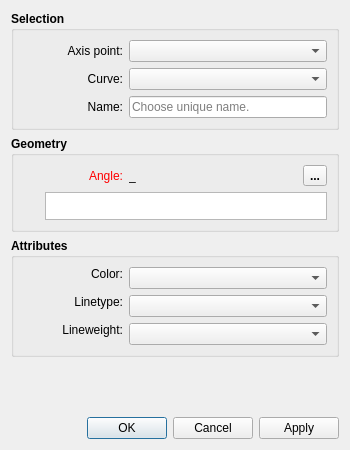
Before: the Qt Designer form src/libs/vtools/dialogs/tools/dialogcurveintersectaxis.ui in FashionFreedom/Seamly2D, drawn with Qt 5.
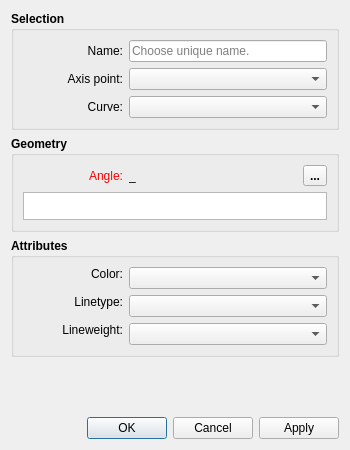
After: the same form once the commit is applied. Icons and pictures are not drawn. Custom widgets are drawn as their Qt base class.

Patch:
```diff
--- a/src/libs/vtools/dialogs/tools/dialogcurveintersectaxis.ui
+++ b/src/libs/vtools/dialogs/tools/dialogcurveintersectaxis.ui
@@ -41,13 +41,8 @@
      <property name="title">
       <string>Selection</string>
      </property>
-     <layout class="QVBoxLayout" name="verticalLayout_2">
-      <item>
        <layout class="QFormLayout" name="formLayout">
-        <property name="labelAlignment">
-         <set>Qt::AlignRight|Qt::AlignTrailing|Qt::AlignVCenter</set>
-        </property>
-        <item row="0" column="0">
+      <item row="3" column="0">
          <widget class="QLabel" name="axisPoint_Label">
           <property name="sizePolicy">
            <sizepolicy hsizetype="Preferred" vsizetype="Preferred">
@@ -75,7 +70,7 @@
           </property>
          </widget>
         </item>
-        <item row="0" column="1">
+      <item row="3" column="1">
          <widget class="QComboBox" name="axisPoint_ComboBox">
           <property name="sizePolicy">
            <sizepolicy hsizetype="Expanding" vsizetype="Fixed">
@@ -100,7 +95,7 @@
           </property>
          </widget>
         </item>
-        <item row="1" column="0">
+      <item row="4" column="0">
          <widget class="QLabel" name="curve_Label">
           <property name="sizePolicy">
            <sizepolicy hsizetype="Preferred" vsizetype="Preferred">
@@ -128,7 +123,7 @@
           </property>
          </widget>
         </item>
-        <item row="1" column="1">
+      <item row="4" column="1">
          <widget class="QComboBox" name="curve_ComboBox">
           <property name="sizePolicy">
            <sizepolicy hsizetype="Expanding" vsizetype="Fixed">
@@ -207,8 +202,6 @@
          </widget>
         </item>
        </layout>
-      </item>
-     </layout>
     </widget>
    </item>
    <item>
@@ -360,38 +353,7 @@
        </layout>
       </item>
       <item>
-       <layout class="QHBoxLayout" name="horizontalLayout">
-        <item>
-         <widget class="QPushButton" name="growLengthAngle_PushButton">
-          <property name="maximumSize">
-           <size>
-            <width>16</width>
-            <height>16</height>
-           </size>
-          </property>
-          <property name="toolTip">
-           <string>&lt;html&gt;&lt;head/&gt;&lt;body&gt;&lt;p&gt;Show full calculation in message box&lt;/p&gt;&lt;/body&gt;&lt;/html&gt;</string>
-          </property>
-          <property name="text">
-           <string notr="true"/>
-          </property>
-          <property name="icon">
-           <iconset theme="go-down">
-            <normaloff>.</normaloff>.</iconset>
-          </property>
-          <property name="iconSize">
-           <size>
-            <width>16</width>
-            <height>16</height>
-           </size>
-          </property>
-          <property name="flat">
-           <bool>true</bool>
-          </property>
-         </widget>
-        </item>
-        <item>
-         <widget class="QPlainTextEdit" name="plainTextEditFormula">
+       <widget class="ExpandingTextEdit" name="plainTextEditFormula">
           <property name="sizePolicy">
            <sizepolicy hsizetype="Expanding" vsizetype="Preferred">
             <horstretch>0</horstretch>
@@ -420,11 +382,9 @@
            <bool>true</bool>
           </property>
           <property name="lineWrapMode">
-           <enum>QPlainTextEdit::NoWrap</enum>
-          </property>
-         </widget>
-        </item>
-       </layout>
+         <enum>QPlainTextEdit::WidgetWidth</enum>
+        </property>
+       </widget>
       </item>
      </layout>
     </widget>
@@ -672,6 +632,11 @@
    <extends>QComboBox</extends>
    <header location="global">lineweight_combobox.h</header>
   </customwidget>
+  <customwidget>
+   <class>ExpandingTextEdit</class>
+   <extends>QPlainTextEdit</extends>
+   <header>expandingtextedit.h</header>
+  </customwidget>
  </customwidgets>
  <tabstops>
   <tabstop>plainTextEditFormula</tabstop>
```
Left out of the diff: 132 changed lines with no effect on the pictures. Lines whose indentation alone changed are shown as unchanged.
